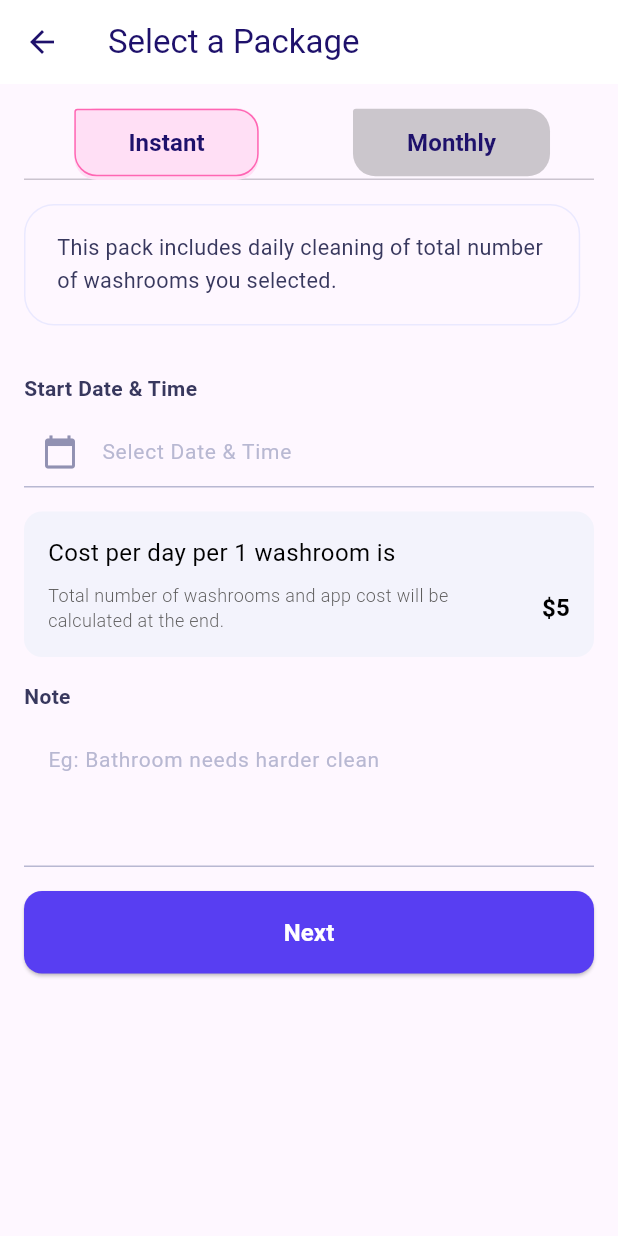
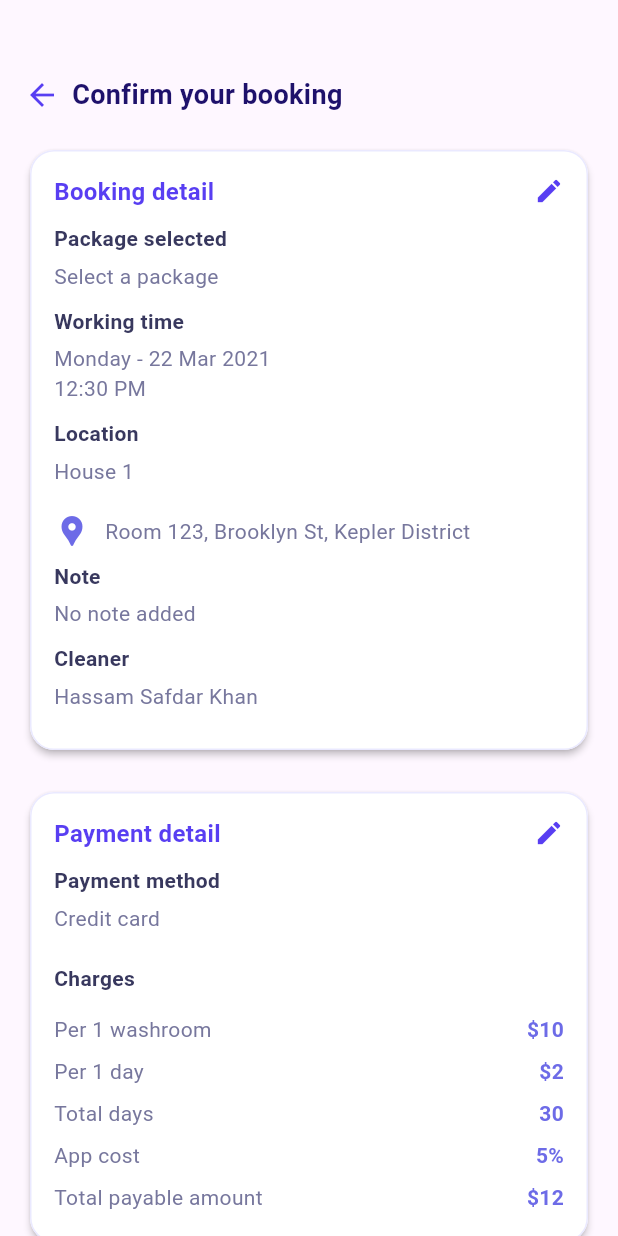
Before and after one commit to santosh81066/eliteclean, a Flutter app: the SelectPackage screen opened by its route, after a tap on "Next", on a phone screen of 412 x 824 dp. Run offline on Flutter 3.47's test engine with Material 3 defaults, Android fonts, the phone set to English and light mode, and no system bars; our stand-ins replace flutter_svg; Roboto replaces fonts that are missing (Poppins).

Commit message:
confirm booking screen updated

```diff
--- a/lib/main.dart
+++ b/lib/main.dart
@@ -1,3 +1,4 @@
+import 'package:eliteclean/views/confirmbooking.dart';
 import 'package:eliteclean/views/home.dart';
 import 'package:eliteclean/views/loginpage.dart';
 import 'package:eliteclean/views/otp.dart';
@@ -30,7 +31,8 @@ class MyApp extends StatelessWidget {
         '/verify': (context) => Verify(), // otp route
               '/home': (context) => Home(), // otp route
      '/servicedetail': (context) => ServiceDetails(), // otp route
-     '/selectpackage': (context) => SelectPackage(), // otp route
+     '/selectpackage': (context) => SelectPackage(),
+      '/confirmbooking': (context) => ConfirmBookingScreen(), // otp route
 
       },
     );
--- /dev/null
+++ b/lib/views/confirmbooking.dart
@@ -0,0 +1,212 @@
+import 'package:flutter/material.dart';
+
+class ConfirmBookingScreen extends StatelessWidget {
+  @override
+  Widget build(BuildContext context) {
+    return Scaffold(
+      body: SingleChildScrollView(
+        child: Padding(
+          padding: const EdgeInsets.symmetric(horizontal: 16.0),
+          child: Column(
+            children: [
+              SizedBox(height: 50),
+              Row(
+                children: [
+                  Icon(Icons.arrow_back, size: 24, color: Color(0xFF583EF2)),
+                  SizedBox(width: 8),
+                  Text(
+                    "Confirm your booking",
+                    style: TextStyle(
+                      fontSize: 18,
+                      fontWeight: FontWeight.w600,
+                      color: Color(0xFF1E116B),
+                    ),
+                  ),
+                ],
+              ),
+              SizedBox(height: 20),
+              Card(
+                elevation: 2,
+                color: Colors.white, // Set card background color to white
+                shape: RoundedRectangleBorder(
+                  borderRadius: BorderRadius.circular(16),
+                  side: BorderSide(color: Color(0xFFEAE9FF)),
+                ),
+                child: Padding(
+                  padding: const EdgeInsets.all(16.0),
+                  child: Column(
+                    crossAxisAlignment: CrossAxisAlignment.start,
+                    children: [
+                      _buildHeaderRow("Booking detail", Icons.edit),
+                      SizedBox(height: 10),
+                      _buildDetailItem("Package selected", "Select a package"),
+                      _buildDetailItem("Working time", "Monday - 22 Mar 2021\n12:30 PM"),
+                      _buildDetailItem("Location", "House 1"),
+                      _buildLocationDetail(),
+                      _buildDetailItem("Note", "No note added"),
+                      _buildDetailItem("Cleaner", "Hassam Safdar Khan"),
+                    ],
+                  ),
+                ),
+              ),
+              SizedBox(height: 20),
+              Card(
+                elevation: 2,
+                color: Colors.white, // Set card background color to white
+                shape: RoundedRectangleBorder(
+                  borderRadius: BorderRadius.circular(16),
+                  side: BorderSide(color: Color(0xFFEAE9FF)),
+                ),
+                child: Padding(
+                  padding: const EdgeInsets.all(16.0),
+                  child: Column(
+                    crossAxisAlignment: CrossAxisAlignment.start,
+                    children: [
+                      _buildHeaderRow("Payment detail", Icons.edit),
+                      SizedBox(height: 10),
+                      _buildDetailItem("Payment method", "Credit card"),
+                      SizedBox(height: 10),
+                      Text("Charges", style: TextStyle(fontSize: 14, fontWeight: FontWeight.bold, color: Color(0xFF38385E))),
+                      SizedBox(height: 10),
+                      _buildChargeRow("Per 1 washroom", "\$10"),
+                      _buildChargeRow("Per 1 day", "\$2"),
+                      _buildChargeRow("Total days", "30"),
+                      _buildChargeRow("App cost", "5%"),
+                      _buildChargeRow("Total payable amount", "\$12"),
+                    ],
+                  ),
+                ),
+              ),
+              SizedBox(height: 20),
+              _buildBottomBar(),
+            ],
+          ),
+        ),
+      ),
+    );
+  }
+
+  Widget _buildHeaderRow(String title, IconData icon) {
+    return Row(
+      mainAxisAlignment: MainAxisAlignment.spaceBetween,
+      children: [
+        Text(
+          title,
+          style: TextStyle(
+            fontSize: 16,
+            fontWeight: FontWeight.bold,
+            color: Color(0xFF583EF2),
+          ),
+        ),
+        Icon(icon, color: Color(0xFF583EF2), size: 20),
+      ],
+    );
+  }
+
+  Widget _buildDetailItem(String title, String subtitle) {
+    return Column(
+      crossAxisAlignment: CrossAxisAlignment.start,
+      children: [
+        Text(
+          title,
+          style: TextStyle(fontSize: 14, fontWeight: FontWeight.bold, color: Color(0xFF38385E)),
+        ),
+        SizedBox(height: 5),
+        Text(
+          subtitle,
+          style: TextStyle(fontSize: 14, color: Color(0xFF77779D)),
+        ),
+        SizedBox(height: 10),
+      ],
+    );
+  }
+
+  Widget _buildLocationDetail() {
+    return Padding(
+      padding: const EdgeInsets.symmetric(vertical: 8.0),
+      child: Row(
+        children: [
+          Icon(Icons.location_pin, color: Color(0xFF6D6BE7)),
+          SizedBox(width: 10),
+          Expanded(
+            child: Text(
+              "Room 123, Brooklyn St, Kepler District",
+              style: TextStyle(fontSize: 14, color: Color(0xFF77779D)),
+            ),
+          ),
+        ],
+      ),
+    );
+  }
+
+  Widget _buildChargeRow(String label, String amount) {
+    return Padding(
+      padding: const EdgeInsets.symmetric(vertical: 4.0),
+      child: Row(
+        mainAxisAlignment: MainAxisAlignment.spaceBetween,
+        children: [
+          Text(label, style: TextStyle(fontSize: 14, color: Color(0xFF77779D))),
+          Text(amount, style: TextStyle(fontSize: 14, fontWeight: FontWeight.w600, color: Color(0xFF6D6BE7))),
+        ],
+      ),
+    );
+  }
+
+  Widget _buildBottomBar() {
+    return Container(
+      padding: EdgeInsets.symmetric(horizontal: 16, vertical: 12),
+      decoration: BoxDecoration(
+        color: Colors.white,
+        borderRadius: BorderRadius.vertical(top: Radius.circular(30)),
+        boxShadow: [
+          BoxShadow(
+            color: Colors.grey.withOpacity(0.3),
+            blurRadius: 10,
+            offset: Offset(0, -3),
+          ),
+        ],
+      ),
+      child: Row(
+        mainAxisAlignment: MainAxisAlignment.spaceBetween,
+        children: [
+          Row(
+            children: [
+              _buildDot(Color(0xFFF3A8A2)),
+              SizedBox(width: 10),
+              _buildDot(Color(0xFFF3A8A2)),
+              SizedBox(width: 10),
+              _buildDot(Color(0xFFF3A8A2)),
+            ],
+          ),
+          ElevatedButton(
+            onPressed: () {},
+            style: ElevatedButton.styleFrom(
+              backgroundColor: Color(0xFF583EF2),
+              padding: EdgeInsets.symmetric(horizontal: 40, vertical: 16),
+              shape: RoundedRectangleBorder(borderRadius: BorderRadius.circular(12)),
+            ),
+            child: Text(
+              "Book now",
+              style: TextStyle(
+                fontSize: 16,
+                fontWeight: FontWeight.w600,
+                color: Colors.white, // Set button text color to white
+              ),
+            ),
+          ),
+        ],
+      ),
+    );
+  }
+
+  Widget _buildDot(Color color) {
+    return Container(
+      width: 10,
+      height: 10,
+      decoration: BoxDecoration(
+        color: color,
+        shape: BoxShape.circle,
+      ),
+    );
+  }
+}
--- a/lib/views/selectpackage.dart
+++ b/lib/views/selectpackage.dart
@@ -408,7 +408,7 @@ class _SelectPackageState extends State<SelectPackage> with SingleTickerProvider
               const SizedBox(height: 16),
               ElevatedButton(
                 onPressed: () {
-                  // Navigate to next screen
+                Navigator.pushNamed(context, '/confirmbooking');
                 },
                 style: ElevatedButton.styleFrom(
                   backgroundColor: const Color(0xFF583EF2),
```
